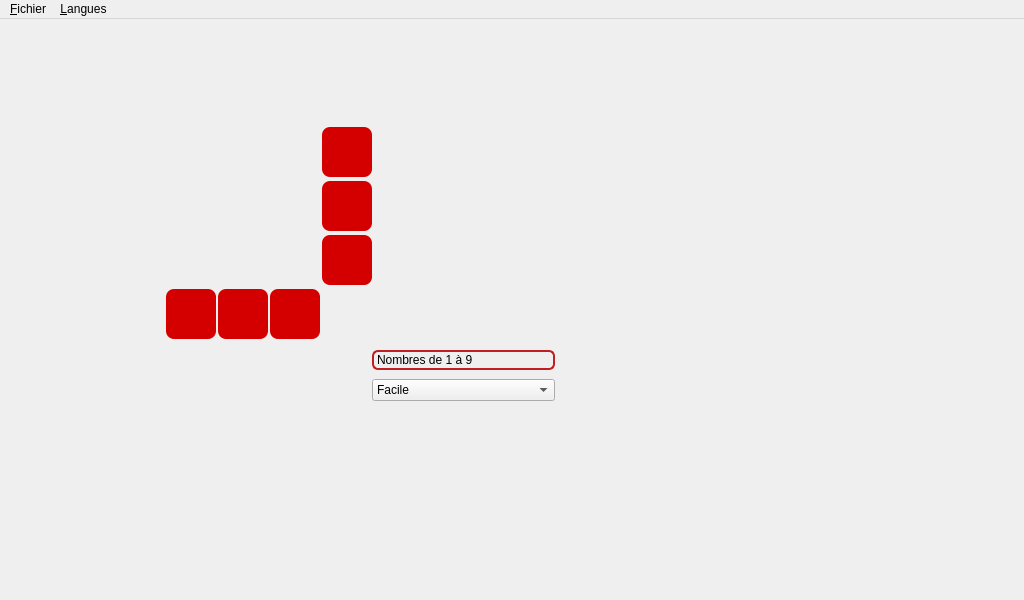
First picture: the form in mainwindow.ui, repository Txikilinux/leterrier-fubuki, before the edit.
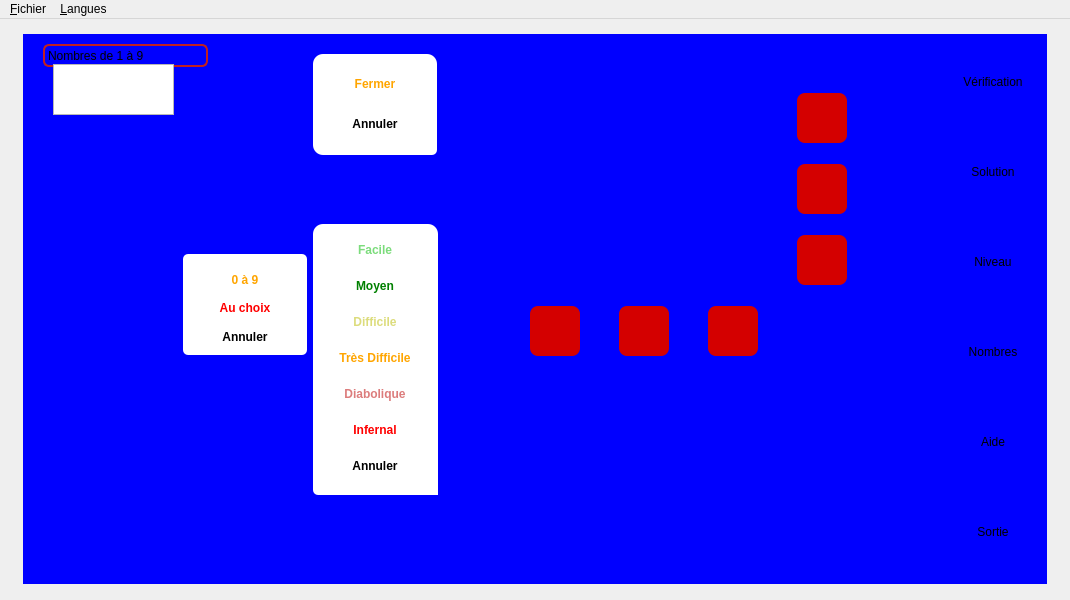
Second picture: the form after the edit. Icons and pictures are not drawn. Custom widgets are drawn as their Qt base class.

```diff
--- a/mainwindow.ui
+++ b/mainwindow.ui
@@ -6,7 +6,7 @@
    <rect>
     <x>0</x>
     <y>0</y>
-    <width>1024</width>
+    <width>1070</width>
     <height>600</height>
    </rect>
   </property>
@@ -18,14 +18,14 @@
   </property>
   <property name="minimumSize">
    <size>
-    <width>1024</width>
-    <height>600</height>
+    <width>0</width>
+    <height>0</height>
    </size>
   </property>
   <property name="maximumSize">
    <size>
-    <width>1024</width>
-    <height>600</height>
+    <width>16777215</width>
+    <height>16777215</height>
    </size>
   </property>
   <property name="windowTitle">
@@ -33,20 +33,425 @@
   </property>
   <widget class="QWidget" name="centralWidget">
    <property name="styleSheet">
-    <string notr="true">QWidget#centralWidget {
+    <string notr="true">QWidget#widgetContainer {
+background-color:blue
+}</string>
+   </property>
+   <layout class="QGridLayout" name="gridLayout">
+    <item row="0" column="0">
+     <widget class="QWidget" name="widgetContainer" native="true">
+      <property name="minimumSize">
+       <size>
+        <width>1024</width>
+        <height>550</height>
+       </size>
+      </property>
+      <property name="maximumSize">
+       <size>
+        <width>1024</width>
+        <height>550</height>
+       </size>
+      </property>
+      <property name="autoFillBackground">
+       <bool>false</bool>
+      </property>
+      <property name="styleSheet">
+       <string notr="true">QWidget#widgetContainer {
 	background-image: url(:/data/images/background);
 	background-repeat: repeat-no;
    	background-position: top right;
 	font-family: Sonic Comics;
 }</string>
    </property>
+      <widget class="QComboBox" name="cBoxSuite">
+       <property name="geometry">
+        <rect>
+         <x>20</x>
+         <y>10</y>
+         <width>165</width>
+         <height>23</height>
+        </rect>
+       </property>
+       <property name="font">
+        <font>
+         <weight>50</weight>
+         <bold>false</bold>
+        </font>
+       </property>
+       <property name="styleSheet">
+        <string notr="true">QComboBox {
+    border: 2px solid #C02020;
+    border-radius: 6px;
+	background: transparent;
+}
+     
+QComboBox::drop-down {
+    width: 32px;
+    border-top-right-radius: 3px;
+    border-bottom-right-radius: 3px;
+	background: transparent;
+}
+     
+QComboBox::down-arrow {
+    image: url(:/data/images/fermer);
+    width: 32;
+    height: 32;
+}</string>
+       </property>
+       <item>
+        <property name="text">
+         <string>Nombres de 1 à 9</string>
+        </property>
+       </item>
+       <item>
+        <property name="text">
+         <string>Choix des nombres</string>
+        </property>
+       </item>
+      </widget>
+      <widget class="QTextEdit" name="tedAffiche">
+       <property name="geometry">
+        <rect>
+         <x>30</x>
+         <y>30</y>
+         <width>121</width>
+         <height>51</height>
+        </rect>
+       </property>
+       <property name="readOnly">
+        <bool>true</bool>
+       </property>
+      </widget>
+      <widget class="QFrame" name="frmQuitter">
+       <property name="geometry">
+        <rect>
+         <x>290</x>
+         <y>20</y>
+         <width>124</width>
+         <height>101</height>
+        </rect>
+       </property>
+       <property name="styleSheet">
+        <string notr="true">background-color: #ffffff;
+border-top-left-radius: 10px;
+border-top-right-radius: 10px;
+border-bottom-left-radius: 10px;
+border-bottom-right-radius: 5px;</string>
+       </property>
+       <property name="frameShape">
+        <enum>QFrame::StyledPanel</enum>
+       </property>
+       <property name="frameShadow">
+        <enum>QFrame::Raised</enum>
+       </property>
+       <layout class="QGridLayout" name="gridLayout_4">
+        <item row="2" column="0">
+         <widget class="AbulEduFlatBoutonV1" name="btnQuitterAnnuler">
+          <property name="minimumSize">
+           <size>
+            <width>100</width>
+            <height>30</height>
+           </size>
+          </property>
+          <property name="maximumSize">
+           <size>
+            <width>100</width>
+            <height>30</height>
+           </size>
+          </property>
+          <property name="font">
+           <font>
+            <weight>75</weight>
+            <bold>true</bold>
+           </font>
+          </property>
+          <property name="cursor">
+           <cursorShape>PointingHandCursor</cursorShape>
+          </property>
+          <property name="text">
+           <string>Annuler</string>
+          </property>
+         </widget>
+        </item>
+        <item row="1" column="0">
+         <widget class="AbulEduFlatBoutonV1" name="btnQuitterRetourMenuPrincipal">
+          <property name="minimumSize">
+           <size>
+            <width>100</width>
+            <height>30</height>
+           </size>
+          </property>
+          <property name="maximumSize">
+           <size>
+            <width>100</width>
+            <height>30</height>
+           </size>
+          </property>
+          <property name="font">
+           <font>
+            <weight>75</weight>
+            <bold>true</bold>
+           </font>
+          </property>
+          <property name="cursor">
+           <cursorShape>PointingHandCursor</cursorShape>
+          </property>
+          <property name="styleSheet">
+           <string notr="true">color: orange;</string>
+          </property>
+          <property name="text">
+           <string>Fermer</string>
+          </property>
+         </widget>
+        </item>
+       </layout>
+      </widget>
+      <widget class="QFrame" name="frmNiveau">
+       <property name="geometry">
+        <rect>
+         <x>290</x>
+         <y>190</y>
+         <width>125</width>
+         <height>271</height>
+        </rect>
+       </property>
+       <property name="styleSheet">
+        <string notr="true">background: #ffffff;
+border-top-left-radius: 10px;
+border-top-right-radius: 10px;
+border-bottom-left-radius: 5px;</string>
+       </property>
+       <property name="frameShape">
+        <enum>QFrame::StyledPanel</enum>
+       </property>
+       <property name="frameShadow">
+        <enum>QFrame::Raised</enum>
+       </property>
+       <layout class="QGridLayout" name="gridLayout_2">
+        <item row="6" column="0">
+         <widget class="AbulEduFlatBoutonV1" name="btnNiveauAnnuler">
+          <property name="minimumSize">
+           <size>
+            <width>100</width>
+            <height>30</height>
+           </size>
+          </property>
+          <property name="maximumSize">
+           <size>
+            <width>100</width>
+            <height>30</height>
+           </size>
+          </property>
+          <property name="font">
+           <font>
+            <weight>75</weight>
+            <bold>true</bold>
+           </font>
+          </property>
+          <property name="cursor">
+           <cursorShape>PointingHandCursor</cursorShape>
+          </property>
+          <property name="text">
+           <string>Annuler</string>
+          </property>
+         </widget>
+        </item>
+        <item row="2" column="0">
+         <widget class="AbulEduFlatBoutonV1" name="btnNiveauDifficile">
+          <property name="minimumSize">
+           <size>
+            <width>100</width>
+            <height>30</height>
+           </size>
+          </property>
+          <property name="maximumSize">
+           <size>
+            <width>100</width>
+            <height>30</height>
+           </size>
+          </property>
+          <property name="font">
+           <font>
+            <weight>75</weight>
+            <bold>true</bold>
+           </font>
+          </property>
+          <property name="cursor">
+           <cursorShape>PointingHandCursor</cursorShape>
+          </property>
+          <property name="styleSheet">
+           <string notr="true">color: #dcdc7c;</string>
+          </property>
+          <property name="text">
+           <string>Difficile</string>
+          </property>
+         </widget>
+        </item>
+        <item row="3" column="0">
+         <widget class="AbulEduFlatBoutonV1" name="btnNiveauTresDifficile">
+          <property name="minimumSize">
+           <size>
+            <width>100</width>
+            <height>30</height>
+           </size>
+          </property>
+          <property name="maximumSize">
+           <size>
+            <width>100</width>
+            <height>30</height>
+           </size>
+          </property>
+          <property name="font">
+           <font>
+            <weight>75</weight>
+            <bold>true</bold>
+           </font>
+          </property>
+          <property name="cursor">
+           <cursorShape>PointingHandCursor</cursorShape>
+          </property>
+          <property name="styleSheet">
+           <string notr="true">color: orange;</string>
+          </property>
+          <property name="text">
+           <string>Très Difficile</string>
+          </property>
+         </widget>
+        </item>
+        <item row="4" column="0">
+         <widget class="AbulEduFlatBoutonV1" name="btnNiveauDiabolique">
+          <property name="minimumSize">
+           <size>
+            <width>100</width>
+            <height>30</height>
+           </size>
+          </property>
+          <property name="maximumSize">
+           <size>
+            <width>100</width>
+            <height>30</height>
+           </size>
+          </property>
+          <property name="font">
+           <font>
+            <weight>75</weight>
+            <bold>true</bold>
+           </font>
+          </property>
+          <property name="cursor">
+           <cursorShape>PointingHandCursor</cursorShape>
+          </property>
+          <property name="styleSheet">
+           <string notr="true">color: #dc7c7c;</string>
+          </property>
+          <property name="text">
+           <string>Diabolique</string>
+          </property>
+         </widget>
+        </item>
+        <item row="0" column="0">
+         <widget class="AbulEduFlatBoutonV1" name="btnNiveauFacile">
+          <property name="minimumSize">
+           <size>
+            <width>100</width>
+            <height>30</height>
+           </size>
+          </property>
+          <property name="maximumSize">
+           <size>
+            <width>100</width>
+            <height>30</height>
+           </size>
+          </property>
+          <property name="font">
+           <font>
+            <weight>75</weight>
+            <bold>true</bold>
+            <kerning>true</kerning>
+           </font>
+          </property>
+          <property name="cursor">
+           <cursorShape>PointingHandCursor</cursorShape>
+          </property>
+          <property name="styleSheet">
+           <string notr="true">color: #7cdc7c;</string>
+          </property>
+          <property name="text">
+           <string>Facile</string>
+          </property>
+         </widget>
+        </item>
+        <item row="1" column="0">
+         <widget class="AbulEduFlatBoutonV1" name="btnNiveauMoyen">
+          <property name="minimumSize">
+           <size>
+            <width>100</width>
+            <height>30</height>
+           </size>
+          </property>
+          <property name="maximumSize">
+           <size>
+            <width>100</width>
+            <height>30</height>
+           </size>
+          </property>
+          <property name="font">
+           <font>
+            <weight>75</weight>
+            <bold>true</bold>
+           </font>
+          </property>
+          <property name="cursor">
+           <cursorShape>PointingHandCursor</cursorShape>
+          </property>
+          <property name="styleSheet">
+           <string notr="true">color: green;</string>
+          </property>
+          <property name="text">
+           <string>Moyen</string>
+          </property>
+         </widget>
+        </item>
+        <item row="5" column="0">
+         <widget class="AbulEduFlatBoutonV1" name="btnNiveauInfernal">
+          <property name="minimumSize">
+           <size>
+            <width>100</width>
+            <height>30</height>
+           </size>
+          </property>
+          <property name="maximumSize">
+           <size>
+            <width>100</width>
+            <height>30</height>
+           </size>
+          </property>
+          <property name="font">
+           <font>
+            <weight>75</weight>
+            <bold>true</bold>
+           </font>
+          </property>
+          <property name="cursor">
+           <cursorShape>PointingHandCursor</cursorShape>
+          </property>
+          <property name="styleSheet">
+           <string notr="true">color: red;</string>
+          </property>
+          <property name="text">
+           <string>Infernal</string>
+          </property>
+         </widget>
+        </item>
+       </layout>
+      </widget>
    <widget class="QFrame" name="frmAireTravail">
     <property name="geometry">
      <rect>
-      <x>160</x>
-      <y>100</y>
-      <width>401</width>
-      <height>291</height>
+         <x>420</x>
+         <y>0</y>
+         <width>501</width>
+         <height>551</height>
      </rect>
     </property>
     <property name="styleSheet">
@@ -145,21 +550,36 @@
     <property name="lineWidth">
      <number>0</number>
     </property>
-    <layout class="QGridLayout" name="layoutTravail">
-     <property name="margin">
-      <number>6</number>
-     </property>
-     <property name="spacing">
-      <number>0</number>
-     </property>
-     <item row="0" column="0" rowspan="2" colspan="2">
       <widget class="QFrame" name="frmCases">
+        <property name="geometry">
+         <rect>
+          <x>0</x>
+          <y>0</y>
+          <width>481</width>
+          <height>381</height>
+         </rect>
+        </property>
+        <property name="minimumSize">
+         <size>
+          <width>0</width>
+          <height>0</height>
+         </size>
+        </property>
        <property name="lineWidth">
         <number>0</number>
        </property>
        <layout class="QGridLayout" name="layoutCases">
-        <property name="margin">
-         <number>0</number>
+         <property name="leftMargin">
+          <number>50</number>
+         </property>
+         <property name="topMargin">
+          <number>40</number>
+         </property>
+         <property name="rightMargin">
+          <number>40</number>
+         </property>
+         <property name="bottomMargin">
+          <number>40</number>
         </property>
         <property name="spacing">
          <number>2</number>
@@ -714,13 +1134,7 @@
          </widget>
         </item>
         <item row="3" column="3">
-         <widget class="QPushButton" name="btnInformation">
-          <property name="sizePolicy">
-           <sizepolicy hsizetype="Fixed" vsizetype="Fixed">
-            <horstretch>0</horstretch>
-            <verstretch>0</verstretch>
-           </sizepolicy>
-          </property>
+          <widget class="QPushButton" name="btnNouveau">
           <property name="minimumSize">
            <size>
             <width>50</width>
@@ -740,7 +1154,10 @@
            </font>
           </property>
           <property name="toolTip">
-           <string>Proposition d'aide</string>
+            <string>Nouveau</string>
+           </property>
+           <property name="text">
+            <string/>
           </property>
           <property name="icon">
            <iconset resource="Fubuki.qrc">
@@ -752,31 +1169,119 @@
             <height>50</height>
            </size>
           </property>
+           <property name="flat">
+            <bool>true</bool>
+           </property>
          </widget>
         </item>
        </layout>
       </widget>
-     </item>
-     <item row="0" column="2">
       <widget class="QFrame" name="frmBtnNombres">
+        <property name="geometry">
+         <rect>
+          <x>140</x>
+          <y>360</y>
+          <width>311</width>
+          <height>191</height>
+         </rect>
+        </property>
+        <property name="styleSheet">
+         <string notr="true"> *[flat=&quot;true&quot;]{
+	color : #d40000;
+	border-radius : 8px;
+	border-width : 2px;
+	border-style : solid;
+	border-color : #d40000;
+ }
+
+ *[flat=&quot;true&quot;]:hover{ 
+	color : #d40000; 
+	border-radius : 8px; 
+	border-width : 2px;
+	border-style : solid ;
+	border-color : white;
+ }
+
+QPushButton#btnInformation {
+    border-radius : 8px; 
+    border-width : 0px;
+    border-style : solid ;
+    border-color : transparent;
+}
+QPushButton#btnInformation:hover { 
+    border-radius : 8px; 
+    border-width : 0px;
+    border-style : solid ;
+    border-color : transparent;
+}
+QPushButton#btnInformation:disabled { 
+    border-radius : 8px; 
+    border-width : 0px;
+    border-style : solid ;
+    border-color : transparent;
+}
+QPushButton#btnVerifier {
+    border-radius : 8px; 
+    border-width : 0px;
+    border-style : solid ;
+    border-color : transparent; }
+QPushButton#btnVerifier:hover { 
+    border-radius : 8px; 
+    border-width : 0px;
+    border-style : solid ;
+    border-color : transparent; }
+QPushButton#btnAbandonner {
+    border-radius : 8px; 
+    border-width : 0px;
+    border-style : solid ;
+    border-color : transparent; }
+QPushButton#btnAbandonner:hover { 
+    border-radius : 8px; 
+    border-width : 0px;
+    border-style : solid ;
+    border-color : transparent; }
+QPushButton#btnNouveau {
+    border-radius : 8px; 
+    border-width : 0px;
+    border-style : solid ;
+    border-color : transparent; }
+QPushButton#btnNouveau:hover { 
+    border-radius : 8px; 
+    border-width : 0px;
+    border-style : solid ;
+    border-color : transparent; }
+QPushButton#btnQuitter {
+    border-radius : 8px; 
+    border-width : 0px;
+    border-style : solid ;
+    border-color : transparent; }
+QPushButton#btnQuitter:hover { 
+    border-radius : 8px; 
+    border-width : 0px;
+    border-style : solid ;
+    border-color : transparent; }</string>
+        </property>
        <property name="lineWidth">
         <number>0</number>
        </property>
        <layout class="QGridLayout" name="gridBtnNombres">
         <property name="leftMargin">
-         <number>0</number>
+          <number>50</number>
         </property>
         <property name="topMargin">
-         <number>2</number>
+          <number>0</number>
         </property>
         <property name="rightMargin">
-         <number>0</number>
+          <number>50</number>
         </property>
         <property name="bottomMargin">
-         <number>4</number>
-        </property>
-        <property name="spacing">
-         <number>2</number>
+          <number>0</number>
+         </property>
+         <property name="horizontalSpacing">
+          <number>12</number>
+         </property>
+         <property name="verticalSpacing">
+          <number>6</number>
         </property>
         <item row="0" column="0">
          <widget class="QPushButton" name="btnNbre6">
@@ -1050,15 +1555,28 @@
         </item>
        </layout>
       </widget>
-     </item>
-     <item row="2" column="0" rowspan="2" colspan="2">
+      </widget>
       <widget class="QFrame" name="frmIcones">
+       <property name="geometry">
+        <rect>
+         <x>920</x>
+         <y>0</y>
+         <width>100</width>
+         <height>551</height>
+        </rect>
+       </property>
        <property name="minimumSize">
         <size>
          <width>0</width>
          <height>60</height>
         </size>
        </property>
+       <property name="maximumSize">
+        <size>
+         <width>100</width>
+         <height>16777215</height>
+        </size>
+       </property>
        <property name="lineWidth">
         <number>0</number>
        </property>
@@ -1069,18 +1587,18 @@
         <property name="spacing">
          <number>2</number>
         </property>
-        <item row="0" column="0">
-         <widget class="QPushButton" name="btnVerifier">
+        <item row="1" column="1">
+         <widget class="AbulEduFlatBoutonV1" name="btnAbandonner">
           <property name="minimumSize">
            <size>
-            <width>40</width>
-            <height>40</height>
+            <width>0</width>
+            <height>80</height>
            </size>
           </property>
           <property name="maximumSize">
            <size>
-            <width>40</width>
-            <height>40</height>
+            <width>16777215</width>
+            <height>16777215</height>
            </size>
           </property>
           <property name="font">
@@ -1090,56 +1608,56 @@
            </font>
           </property>
           <property name="toolTip">
-           <string>Vérifier</string>
-          </property>
-          <property name="text">
            <string/>
           </property>
           <property name="icon">
            <iconset resource="Fubuki.qrc">
             <normaloff>:/data/images/parametre</normaloff>:/data/images/parametre</iconset>
           </property>
-          <property name="iconSize">
-           <size>
-            <width>50</width>
-            <height>50</height>
-           </size>
-          </property>
-          <property name="flat">
-           <bool>true</bool>
-          </property>
-         </widget>
-        </item>
-        <item row="0" column="1">
-         <widget class="QPushButton" name="btnAbandonner">
-          <property name="minimumSize">
-           <size>
-            <width>40</width>
-            <height>40</height>
-           </size>
-          </property>
-          <property name="maximumSize">
-           <size>
-            <width>40</width>
-            <height>40</height>
-           </size>
-          </property>
-          <property name="font">
-           <font>
-            <weight>50</weight>
-            <bold>false</bold>
-           </font>
-          </property>
-          <property name="toolTip">
+          <property name="text">
            <string>Solution</string>
           </property>
-          <property name="text">
+          <property name="iconSize">
+           <size>
+            <width>50</width>
+            <height>50</height>
+           </size>
+          </property>
+          <property name="flat">
+           <bool>true</bool>
+          </property>
+         </widget>
+        </item>
+        <item row="0" column="1">
+         <widget class="AbulEduFlatBoutonV1" name="btnVerifier">
+          <property name="minimumSize">
+           <size>
+            <width>0</width>
+            <height>80</height>
+           </size>
+          </property>
+          <property name="maximumSize">
+           <size>
+            <width>16777215</width>
+            <height>16777215</height>
+           </size>
+          </property>
+          <property name="font">
+           <font>
+            <weight>50</weight>
+            <bold>false</bold>
+           </font>
+          </property>
+          <property name="toolTip">
            <string/>
           </property>
           <property name="icon">
            <iconset resource="Fubuki.qrc">
             <normaloff>:/data/images/poubelle</normaloff>:/data/images/poubelle</iconset>
           </property>
+          <property name="text">
+           <string>Vérification</string>
+          </property>
           <property name="iconSize">
            <size>
             <width>50</width>
@@ -1151,18 +1669,18 @@
           </property>
          </widget>
         </item>
-        <item row="0" column="2">
-         <widget class="QPushButton" name="btnNouveau">
+        <item row="6" column="1">
+         <widget class="AbulEduFlatBoutonV1" name="btnQuitter">
           <property name="minimumSize">
            <size>
-            <width>40</width>
-            <height>40</height>
+            <width>0</width>
+            <height>80</height>
            </size>
           </property>
           <property name="maximumSize">
            <size>
-            <width>40</width>
-            <height>40</height>
+            <width>16777215</width>
+            <height>16777215</height>
            </size>
           </property>
           <property name="font">
@@ -1172,15 +1690,15 @@
            </font>
           </property>
           <property name="toolTip">
-           <string>Nouveau</string>
-          </property>
-          <property name="text">
            <string/>
           </property>
           <property name="icon">
            <iconset resource="Fubuki.qrc">
             <normaloff>:/data/images/nouveau</normaloff>:/data/images/nouveau</iconset>
           </property>
+          <property name="text">
+           <string>Sortie</string>
+          </property>
           <property name="iconSize">
            <size>
             <width>50</width>
@@ -1192,18 +1710,24 @@
           </property>
          </widget>
         </item>
-        <item row="0" column="3">
-         <widget class="QPushButton" name="btnQuitter">
+        <item row="3" column="1">
+         <widget class="AbulEduFlatBoutonV1" name="btnNiveaux">
+          <property name="sizePolicy">
+           <sizepolicy hsizetype="Minimum" vsizetype="Fixed">
+            <horstretch>0</horstretch>
+            <verstretch>0</verstretch>
+           </sizepolicy>
+          </property>
           <property name="minimumSize">
            <size>
-            <width>40</width>
-            <height>40</height>
+            <width>0</width>
+            <height>80</height>
            </size>
           </property>
           <property name="maximumSize">
            <size>
-            <width>40</width>
-            <height>40</height>
+            <width>16777215</width>
+            <height>16777215</height>
            </size>
           </property>
           <property name="font">
@@ -1213,15 +1737,15 @@
            </font>
           </property>
           <property name="toolTip">
-           <string>Quitter</string>
-          </property>
-          <property name="text">
            <string/>
           </property>
           <property name="icon">
            <iconset resource="Fubuki.qrc">
             <normaloff>:/data/images/quitter</normaloff>:/data/images/quitter</iconset>
           </property>
+          <property name="text">
+           <string>Niveau</string>
+          </property>
           <property name="iconSize">
            <size>
             <width>50</width>
@@ -1233,121 +1757,226 @@
           </property>
          </widget>
         </item>
-       </layout>
-      </widget>
-     </item>
-     <item row="3" column="2">
-      <widget class="QComboBox" name="cBoxNiveau">
+        <item row="4" column="1">
+         <widget class="AbulEduFlatBoutonV1" name="btnNombres">
+          <property name="sizePolicy">
+           <sizepolicy hsizetype="Minimum" vsizetype="Fixed">
+            <horstretch>0</horstretch>
+            <verstretch>0</verstretch>
+           </sizepolicy>
+          </property>
+          <property name="minimumSize">
+           <size>
+            <width>0</width>
+            <height>80</height>
+           </size>
+          </property>
+          <property name="maximumSize">
+           <size>
+            <width>16777215</width>
+            <height>16777215</height>
+           </size>
+          </property>
        <property name="font">
         <font>
          <weight>50</weight>
          <bold>false</bold>
         </font>
        </property>
-       <item>
-        <property name="text">
-         <string>Facile</string>
-        </property>
-       </item>
-       <item>
-        <property name="text">
-         <string>Moyen</string>
-        </property>
-       </item>
-       <item>
+          <property name="toolTip">
+           <string/>
+          </property>
+          <property name="whatsThis">
+           <string>nombres</string>
+          </property>
         <property name="text">
-         <string>Difficile</string>
-        </property>
-       </item>
-       <item>
-        <property name="text">
-         <string>Très difficile</string>
-        </property>
-       </item>
-       <item>
-        <property name="text">
-         <string>Diabolique</string>
-        </property>
-       </item>
-       <item>
+           <string>Nombres</string>
+          </property>
+          <property name="iconSize">
+           <size>
+            <width>50</width>
+            <height>50</height>
+           </size>
+          </property>
+          <property name="flat">
+           <bool>true</bool>
+          </property>
+         </widget>
+        </item>
+        <item row="5" column="1">
+         <widget class="AbulEduFlatBoutonV1" name="btnInformation">
+          <property name="sizePolicy">
+           <sizepolicy hsizetype="Minimum" vsizetype="Fixed">
+            <horstretch>0</horstretch>
+            <verstretch>0</verstretch>
+           </sizepolicy>
+          </property>
+          <property name="minimumSize">
+           <size>
+            <width>0</width>
+            <height>80</height>
+           </size>
+          </property>
+          <property name="maximumSize">
+           <size>
+            <width>16777215</width>
+            <height>16777215</height>
+           </size>
+          </property>
+          <property name="font">
+           <font>
+            <weight>50</weight>
+            <bold>false</bold>
+           </font>
+          </property>
+          <property name="toolTip">
+           <string/>
+          </property>
+          <property name="whatsThis">
+           <string>aide</string>
+          </property>
         <property name="text">
-         <string>Infernal</string>
-        </property>
-       </item>
-      </widget>
-     </item>
-     <item row="2" column="2">
-      <widget class="QComboBox" name="cBoxSuite">
+           <string>Aide</string>
+          </property>
+          <property name="iconSize">
+           <size>
+            <width>50</width>
+            <height>50</height>
+           </size>
+          </property>
+          <property name="flat">
+           <bool>true</bool>
+          </property>
+         </widget>
+        </item>
+       </layout>
+      </widget>
+      <widget class="QFrame" name="frmChoixNombres">
+       <property name="geometry">
+        <rect>
+         <x>160</x>
+         <y>220</y>
+         <width>124</width>
+         <height>101</height>
+        </rect>
+       </property>
+       <property name="styleSheet">
+        <string notr="true">background-color: #ffffff;
+border-radius:5px;</string>
+       </property>
+       <property name="frameShape">
+        <enum>QFrame::StyledPanel</enum>
+       </property>
+       <property name="frameShadow">
+        <enum>QFrame::Raised</enum>
+       </property>
+       <layout class="QGridLayout" name="gridLayout_5">
+        <item row="3" column="0">
+         <widget class="AbulEduFlatBoutonV1" name="btnNombresAuChoix">
+          <property name="minimumSize">
+           <size>
+            <width>100</width>
+            <height>30</height>
+           </size>
+          </property>
+          <property name="maximumSize">
+           <size>
+            <width>100</width>
+            <height>30</height>
+           </size>
+          </property>
        <property name="font">
         <font>
-         <weight>50</weight>
-         <bold>false</bold>
-        </font>
-       </property>
+            <weight>75</weight>
+            <bold>true</bold>
+           </font>
+          </property>
+          <property name="cursor">
+           <cursorShape>PointingHandCursor</cursorShape>
+          </property>
        <property name="styleSheet">
-        <string notr="true">QComboBox {
-    border: 2px solid #C02020;
-    border-radius: 6px;
-	background: transparent;
-}
-     
-QComboBox::drop-down {
-    width: 32px;
-    border-top-right-radius: 3px;
-    border-bottom-right-radius: 3px;
-	background: transparent;
-}
-     
-QComboBox::down-arrow {
-    image: url(:/data/images/fermer);
-    width: 32;
-    height: 32;
-}</string>
-       </property>
-       <item>
+           <string notr="true">color:red</string>
+          </property>
         <property name="text">
-         <string>Nombres de 1 à 9</string>
-        </property>
-       </item>
-       <item>
+           <string>Au choix</string>
+          </property>
+         </widget>
+        </item>
+        <item row="1" column="0">
+         <widget class="AbulEduFlatBoutonV1" name="btnNombresZeroNeuf">
+          <property name="minimumSize">
+           <size>
+            <width>100</width>
+            <height>30</height>
+           </size>
+          </property>
+          <property name="maximumSize">
+           <size>
+            <width>100</width>
+            <height>30</height>
+           </size>
+          </property>
+          <property name="font">
+           <font>
+            <weight>75</weight>
+            <bold>true</bold>
+           </font>
+          </property>
+          <property name="cursor">
+           <cursorShape>PointingHandCursor</cursorShape>
+          </property>
+          <property name="styleSheet">
+           <string notr="true">color: orange;</string>
+          </property>
         <property name="text">
-         <string>Choix des nombres</string>
-        </property>
-       </item>
-      </widget>
-     </item>
-     <item row="1" column="2">
-      <widget class="QFrame" name="frmAffiche">
-       <property name="lineWidth">
-        <number>0</number>
-       </property>
-       <layout class="QGridLayout" name="layoutAffiche">
-        <property name="margin">
-         <number>2</number>
-        </property>
-        <property name="spacing">
-         <number>0</number>
-        </property>
-        <item row="0" column="0">
-         <widget class="QTextEdit" name="tedAffiche">
-          <property name="readOnly">
-           <bool>true</bool>
+           <string>0 à 9</string>
+          </property>
+         </widget>
+        </item>
+        <item row="4" column="0">
+         <widget class="AbulEduFlatBoutonV1" name="btnNombresFermer">
+          <property name="minimumSize">
+           <size>
+            <width>100</width>
+            <height>30</height>
+           </size>
+          </property>
+          <property name="maximumSize">
+           <size>
+            <width>100</width>
+            <height>30</height>
+           </size>
+          </property>
+          <property name="font">
+           <font>
+            <weight>75</weight>
+            <bold>true</bold>
+           </font>
+          </property>
+          <property name="cursor">
+           <cursorShape>PointingHandCursor</cursorShape>
           </property>
+          <property name="styleSheet">
+           <string notr="true"/>
+          </property>
+          <property name="text">
+           <string>Annuler</string>
+          </property>
          </widget>
         </item>
        </layout>
       </widget>
-     </item>
-    </layout>
-   </widget>
+     </widget>
+    </item>
+   </layout>
   </widget>
   <widget class="QMenuBar" name="menuBar">
    <property name="geometry">
     <rect>
      <x>0</x>
      <y>0</y>
-     <width>1024</width>
-     <height>23</height>
+     <width>1070</width>
+     <height>25</height>
     </rect>
    </property>
    <widget class="QMenu" name="menuFichier">
@@ -1418,6 +2047,13 @@
   </action>
  </widget>
  <layoutdefault spacing="6" margin="11"/>
+ <customwidgets>
+  <customwidget>
+   <class>AbulEduFlatBoutonV1</class>
+   <extends>QPushButton</extends>
+   <header>abuleduflatboutonv1.h</header>
+  </customwidget>
+ </customwidgets>
  <tabstops>
   <tabstop>btnCase0</tabstop>
   <tabstop>btnCase1</tabstop>
```
Left out of the diff: 80 changed lines with no effect on the pictures. Lines whose indentation alone changed are shown as unchanged.
